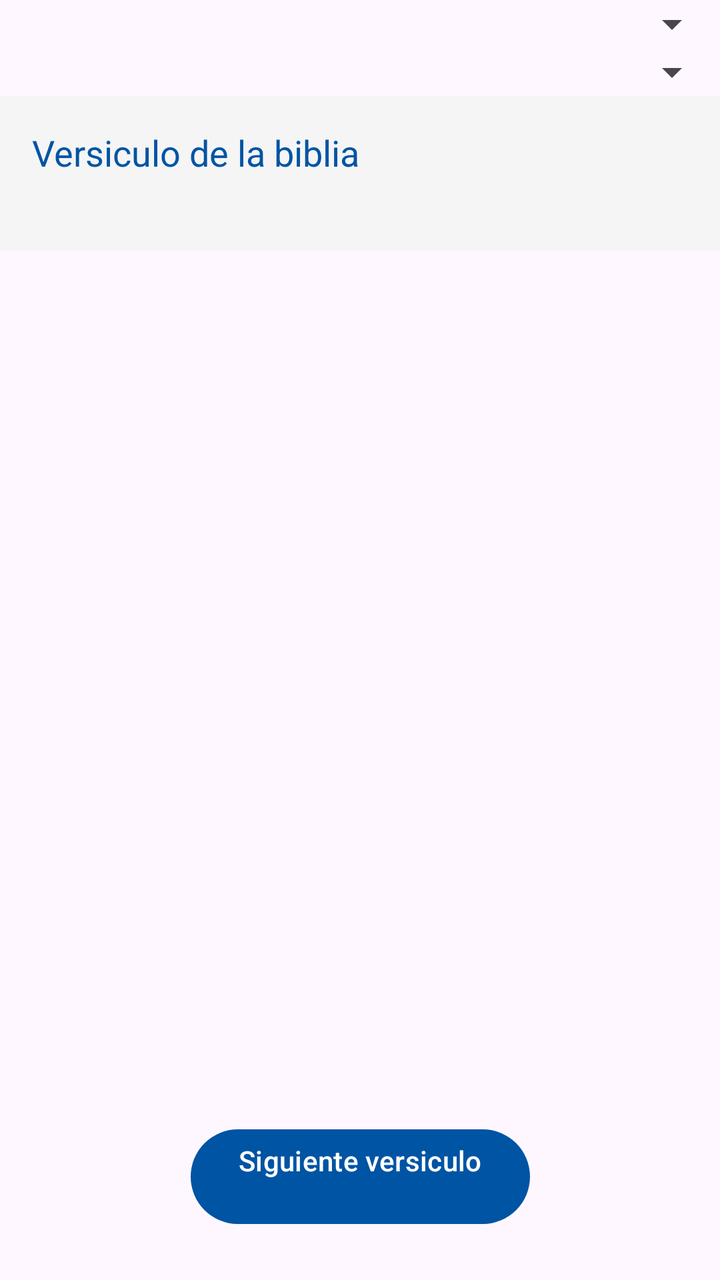
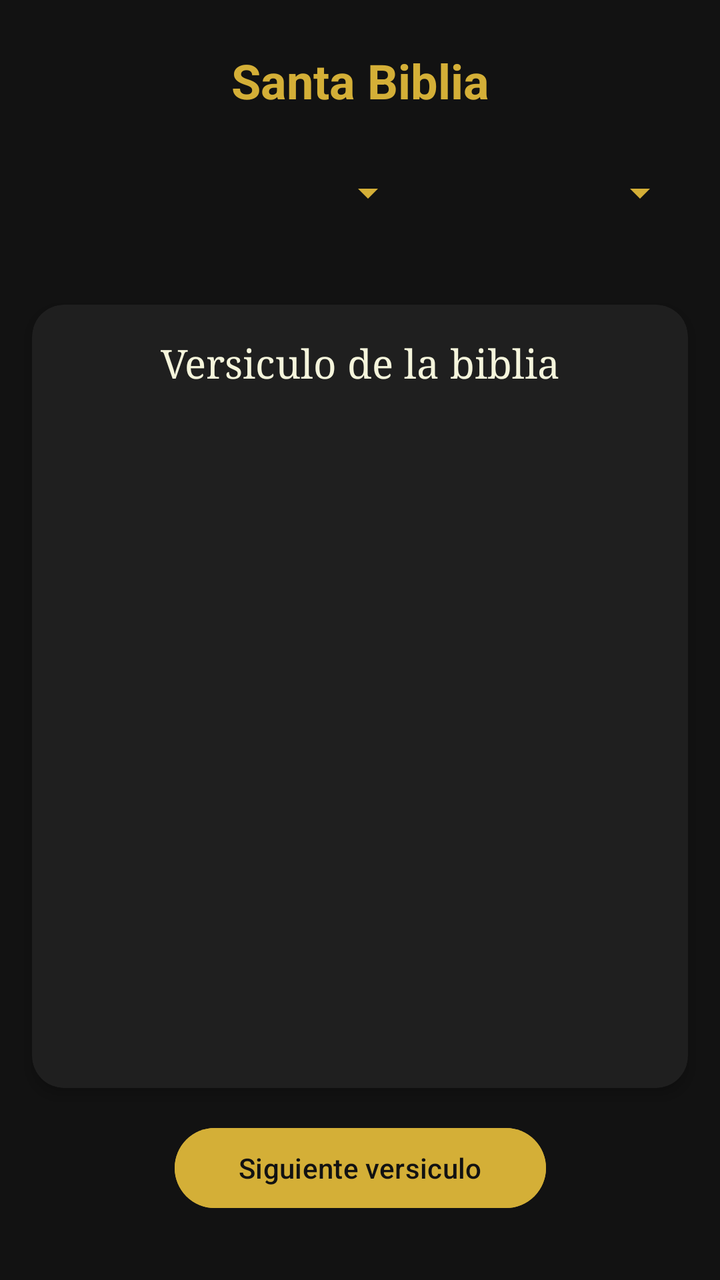

Two renders of the same Android screen: before a commit and after it. Below are the layout's source before the change and the commit's diff.
<!-- AndroidManifest.xml: application theme Theme.Recursoscatolicos -->
<!-- res/layout/activity_biblia.xml -->
<?xml version="1.0" encoding="utf-8"?>
<androidx.constraintlayout.widget.ConstraintLayout
    xmlns:android="http://schemas.android.com/apk/res/android"
    xmlns:app="http://schemas.android.com/apk/res-auto"
    xmlns:tools="http://schemas.android.com/tools"
    android:id="@+id/main"
    android:layout_width="match_parent"
    android:layout_height="match_parent"
    tools:context=".MainActivity">

    <LinearLayout
        android:id="@+id/contentLayout"
        android:layout_width="match_parent"
        android:layout_height="0dp"
        android:orientation="vertical"
        app:layout_constraintTop_toTopOf="parent"
        app:layout_constraintBottom_toTopOf="@+id/buttonSiguienteVersiculo"
        app:layout_constraintStart_toStartOf="parent"
        app:layout_constraintEnd_toEndOf="parent">

        <Spinner
            android:id="@+id/spinner_books"
            android:layout_width="match_parent"
            android:layout_height="wrap_content" />

        <Spinner
            android:id="@+id/spinner_chapters"
            android:layout_width="match_parent"
            android:layout_height="wrap_content" />

        <TextView
            android:id="@+id/text_view"
            android:layout_width="match_parent"
            android:layout_height="wrap_content"
            android:text="@string/versiculo_de_la_biblia"
            android:textSize="18sp"
            android:padding="16dp"
            android:textColor="@color/primary_blue"
            android:background="@color/primary_smoke_white"/>

    </LinearLayout>

    <Button
        android:id="@+id/buttonSiguienteVersiculo"
        android:layout_width="wrap_content"
        android:layout_height="wrap_content"
        android:text="@string/siguiente_versiculo"
        app:layout_constraintBottom_toBottomOf="parent"
        app:layout_constraintStart_toStartOf="parent"
        app:layout_constraintEnd_toEndOf="parent"
        android:layout_marginBottom="24dp"/>

</androidx.constraintlayout.widget.ConstraintLayout>
<!-- resources referenced by this layout -->
<resources>
  <color name="primary_blue">#0054a4</color>
  <color name="primary_smoke_white">#F5F5F5</color>
  <string name="siguiente_versiculo">Siguiente versiculo\n</string>
  <string name="versiculo_de_la_biblia">Versiculo de la biblia\n</string>
  <style name="Theme.Recursoscatolicos" parent="Base.Theme.Recursoscatolicos" />
  <style name="Base.Theme.Recursoscatolicos" parent="Theme.Material3.DayNight.NoActionBar">
          
          <item name="colorPrimary">@color/primary_blue</item>
          <item name="colorOnPrimary">@color/white</item>
          <item name="colorSecondary">@color/primary_blue</item>
          <item name="colorOnSecondary">@color/white</item>
          <item name="colorSurface">@color/white</item>
          <item name="colorOnSurface">@color/black</item>
          <item name="colorError">@color/primary_red</item>
          <item name="colorOnError">@color/white</item>
      </style>
  <color name="white">#FFFFFFFF</color>
  <color name="black">#FF000000</color>
  <color name="primary_red">#880000</color>
</resources>

<!-- the commit's change to res/layout/activity_biblia.xml (unified diff, before → after) -->
@@ -6,48 +6,91 @@
     android:id="@+id/main"
     android:layout_width="match_parent"
     android:layout_height="match_parent"
-    tools:context=".MainActivity">
+    android:background="@color/deep_night"
+    tools:context=".BibliaActivity">
+
+    
+    <TextView
+        android:id="@+id/textTitle"
+        android:layout_width="wrap_content"
+        android:layout_height="wrap_content"
+        android:text="@string/santa_biblia"
+        android:textColor="@color/soft_gold"
+        android:textSize="24sp"
+        android:textStyle="bold"
+        android:layout_marginTop="24dp"
+        app:layout_constraintTop_toTopOf="parent"
+        app:layout_constraintStart_toStartOf="parent"
+        app:layout_constraintEnd_toEndOf="parent" />
 
     <LinearLayout
-        android:id="@+id/contentLayout"
+        android:id="@+id/selectorsLayout"
         android:layout_width="match_parent"
-        android:layout_height="0dp"
-        android:orientation="vertical"
-        app:layout_constraintTop_toTopOf="parent"
-        app:layout_constraintBottom_toTopOf="@+id/buttonSiguienteVersiculo"
-        app:layout_constraintStart_toStartOf="parent"
-        app:layout_constraintEnd_toEndOf="parent">
+        android:layout_height="wrap_content"
+        android:orientation="horizontal"
+        android:padding="16dp"
+        android:weightSum="2"
+        app:layout_constraintTop_toBottomOf="@id/textTitle">
 
         <Spinner
             android:id="@+id/spinner_books"
-            android:layout_width="match_parent"
-            android:layout_height="wrap_content" />
+            android:layout_width="0dp"
+            android:layout_height="48dp"
+            android:layout_weight="1.2"
+            android:layout_marginEnd="8dp"
+            android:backgroundTint="@color/soft_gold"
+            android:overlapAnchor="false" />
 
         <Spinner
             android:id="@+id/spinner_chapters"
+            android:layout_width="0dp"
+            android:layout_height="48dp"
+            android:layout_weight="0.8"
+            android:backgroundTint="@color/soft_gold"
+            android:overlapAnchor="false" />
+    </LinearLayout>
+
+    <androidx.cardview.widget.CardView
+        android:layout_width="match_parent"
+        android:layout_height="0dp"
+        android:layout_margin="16dp"
+        app:cardBackgroundColor="@color/dark_charcoal"
+        app:cardCornerRadius="16dp"
+        app:cardElevation="4dp"
+        app:layout_constraintTop_toBottomOf="@id/selectorsLayout"
+        app:layout_constraintBottom_toTopOf="@+id/buttonSiguienteVersiculo">
+
+        <ScrollView
             android:layout_width="match_parent"
-            android:layout_height="wrap_content" />
+            android:layout_height="match_parent"
+            android:padding="16dp"
+            android:fadeScrollbars="true">
 
-        <TextView
-            android:id="@+id/text_view"
-            android:layout_width="match_parent"
-            android:layout_height="wrap_content"
-            android:text="@string/versiculo_de_la_biblia"
-            android:textSize="18sp"
-            android:padding="16dp"
-            android:textColor="@color/primary_blue"
-            android:background="@color/primary_smoke_white"/>
-
-    </LinearLayout>
+            <TextView
+                android:id="@+id/text_view"
+                android:layout_width="match_parent"
+                android:layout_height="wrap_content"
+                android:text="@string/versiculo_de_la_biblia"
+                android:textSize="20sp"
+                android:lineSpacingExtra="8dp"
+                android:textColor="@color/prayer_cream"
+                android:gravity="center"
+                android:fontFamily="serif" />
+        </ScrollView>
+    </androidx.cardview.widget.CardView>
 
     <Button
         android:id="@+id/buttonSiguienteVersiculo"
         android:layout_width="wrap_content"
         android:layout_height="wrap_content"
         android:text="@string/siguiente_versiculo"
+        android:backgroundTint="@color/soft_gold"
+        android:textColor="@color/deep_night"
+        android:paddingStart="32dp"
+        android:paddingEnd="32dp"
+        android:layout_marginBottom="32dp"
         app:layout_constraintBottom_toBottomOf="parent"
         app:layout_constraintStart_toStartOf="parent"
-        app:layout_constraintEnd_toEndOf="parent"
-        android:layout_marginBottom="24dp"/>
+        app:layout_constraintEnd_toEndOf="parent" />
 
 </androidx.constraintlayout.widget.ConstraintLayout>
<!-- resource entries referenced after the edit -->
@@ -1,23 +1,25 @@
 <!-- resources referenced by this layout -->
 <resources>
-  <color name="primary_blue">#0054a4</color>
-  <color name="primary_smoke_white">#F5F5F5</color>
-  <string name="siguiente_versiculo">Siguiente versiculo\n</string>
-  <string name="versiculo_de_la_biblia">Versiculo de la biblia\n</string>
+  <color name="dark_charcoal">#1F1F1F</color>
+  <color name="deep_night">#121212</color>
+  <color name="prayer_cream">#F5F5DC</color>
+  <color name="soft_gold">#D4AF37</color>
+  <string name="santa_biblia">Santa Biblia</string>
+  <string name="siguiente_versiculo">Siguiente versiculo</string>
+  <string name="versiculo_de_la_biblia">Versiculo de la biblia</string>
   <style name="Theme.Recursoscatolicos" parent="Base.Theme.Recursoscatolicos" />
   <style name="Base.Theme.Recursoscatolicos" parent="Theme.Material3.DayNight.NoActionBar">
           
-          <item name="colorPrimary">@color/primary_blue</item>
-          <item name="colorOnPrimary">@color/white</item>
-          <item name="colorSecondary">@color/primary_blue</item>
-          <item name="colorOnSecondary">@color/white</item>
-          <item name="colorSurface">@color/white</item>
-          <item name="colorOnSurface">@color/black</item>
-          <item name="colorError">@color/primary_red</item>
+          <item name="colorPrimary">@color/soft_gold</item>
+          <item name="colorOnPrimary">@color/deep_night</item>
+          <item name="colorSecondary">@color/dark_charcoal</item>
+          <item name="colorOnSecondary">@color/prayer_cream</item>
+          <item name="android:windowBackground">@color/deep_night</item>
+          <item name="colorSurface">@color/deep_night</item>
+          <item name="colorOnSurface">@color/prayer_cream</item>
+          <item name="colorError">#B00020</item>
           <item name="colorOnError">@color/white</item>
       </style>
   <color name="white">#FFFFFFFF</color>
-  <color name="black">#FF000000</color>
-  <color name="primary_red">#880000</color>
 </resources>
 
